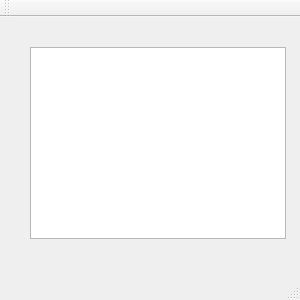
First picture: the form in gui_test/mainwindow.ui, repository AnkushVarshneya/CUTPS, before the edit.
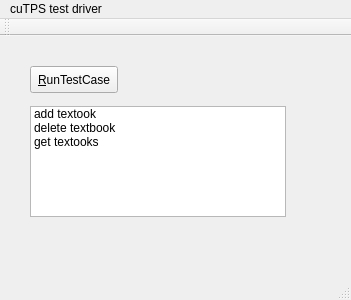
Second picture: the form after the edit.

The edit to the form file:
```diff
--- a/gui_test/mainwindow.ui
+++ b/gui_test/mainwindow.ui
@@ -6,7 +6,7 @@
    <rect>
     <x>0</x>
     <y>0</y>
-    <width>300</width>
+    <width>351</width>
     <height>300</height>
    </rect>
   </property>
@@ -18,10 +18,38 @@
     <property name="geometry">
      <rect>
       <x>30</x>
-      <y>30</y>
+      <y>70</y>
       <width>256</width>
-      <height>192</height>
+      <height>111</height>
      </rect>
+    </property>
+    <item>
+     <property name="text">
+      <string>add textook</string>
+     </property>
+    </item>
+    <item>
+     <property name="text">
+      <string>delete textbook</string>
+     </property>
+    </item>
+    <item>
+     <property name="text">
+      <string>get textooks</string>
+     </property>
+    </item>
+   </widget>
+   <widget class="QPushButton" name="runTestCaseOption">
+    <property name="geometry">
+     <rect>
+      <x>30</x>
+      <y>30</y>
+      <width>88</width>
+      <height>27</height>
+     </rect>
+    </property>
+    <property name="text">
+     <string>&amp;RunTestCase</string>
     </property>
    </widget>
   </widget>
@@ -30,10 +58,16 @@
     <rect>
      <x>0</x>
      <y>0</y>
-     <width>300</width>
+     <width>351</width>
      <height>24</height>
     </rect>
    </property>
+   <widget class="QMenu" name="menuCuTPS_test_driver">
+    <property name="title">
+     <string>cuTPS test driver</string>
+    </property>
+   </widget>
+   <addaction name="menuCuTPS_test_driver"/>
   </widget>
   <widget class="QToolBar" name="mainToolBar">
    <attribute name="toolBarArea">
```
